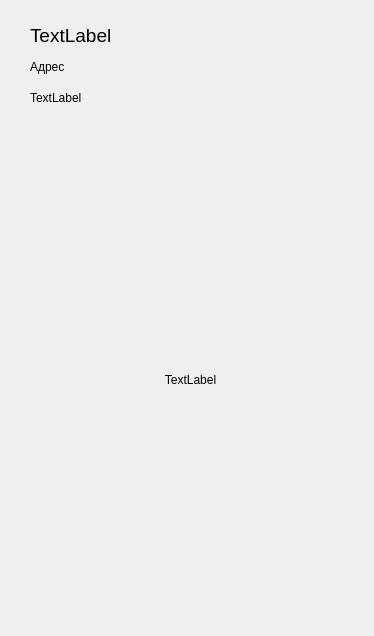
Qt form vidget.ui (TimofeySar/project_1505) before a commit.
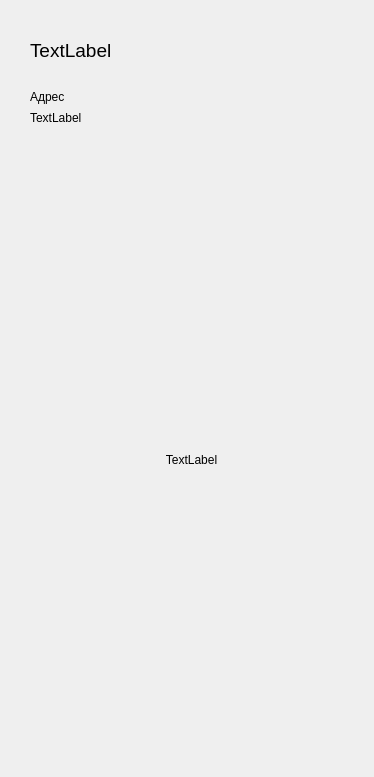
The same form after that commit.

Commit message: nemnogo bagow

The edit to the form file:
```diff
--- a/vidget.ui
+++ b/vidget.ui
@@ -7,7 +7,7 @@
     <x>0</x>
     <y>0</y>
     <width>374</width>
-    <height>636</height>
+    <height>777</height>
    </rect>
   </property>
   <property name="windowTitle">
@@ -19,7 +19,7 @@
      <x>30</x>
      <y>20</y>
      <width>311</width>
-     <height>31</height>
+     <height>61</height>
     </rect>
    </property>
    <property name="font">
@@ -35,7 +35,7 @@
    <property name="geometry">
     <rect>
      <x>30</x>
-     <y>60</y>
+     <y>90</y>
      <width>54</width>
      <height>14</height>
     </rect>
@@ -48,7 +48,7 @@
    <property name="geometry">
     <rect>
      <x>30</x>
-     <y>90</y>
+     <y>110</y>
      <width>321</width>
      <height>16</height>
     </rect>
@@ -62,9 +62,21 @@
     <rect>
      <x>20</x>
      <y>160</y>
-     <width>341</width>
+     <width>343</width>
+     <height>601</height>
+    </rect>
+   </property>
+   <property name="minimumSize">
+    <size>
+     <width>343</width>
      <height>441</height>
-    </rect>
+    </size>
+   </property>
+   <property name="maximumSize">
+    <size>
+     <width>3465345</width>
+     <height>16777215</height>
+    </size>
    </property>
    <property name="text">
     <string>&lt;html&gt;&lt;head/&gt;&lt;body&gt;&lt;p align=&quot;center&quot;&gt;TextLabel&lt;/p&gt;&lt;/body&gt;&lt;/html&gt;</string>
```
The commit also changes 1 other file.
